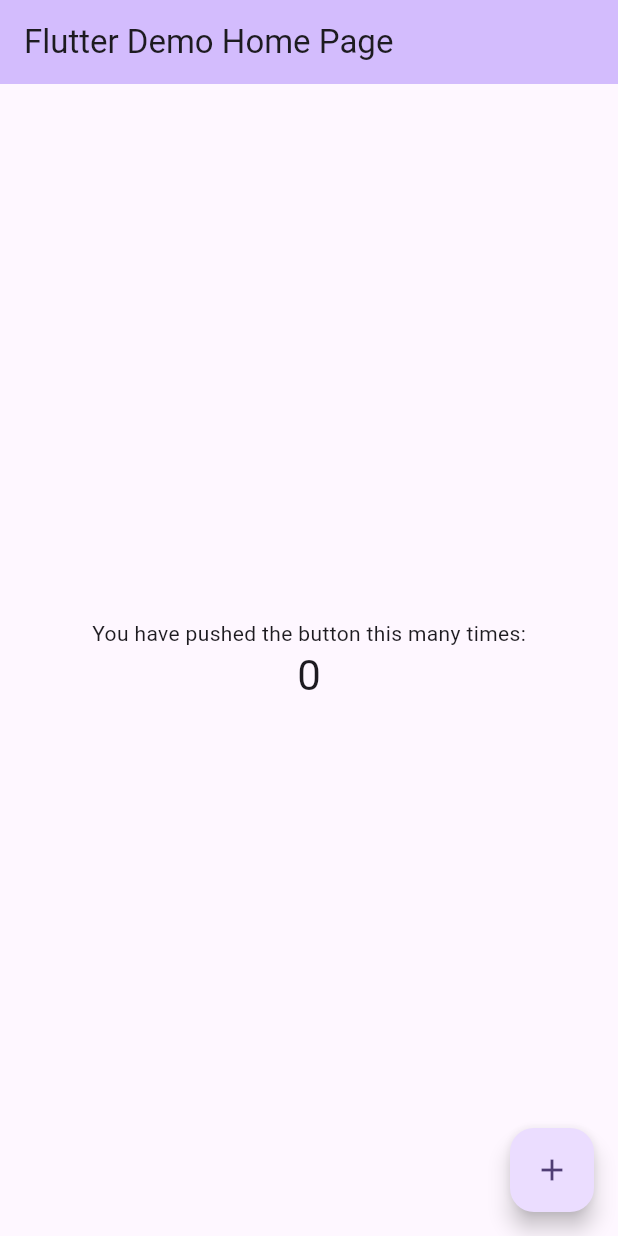
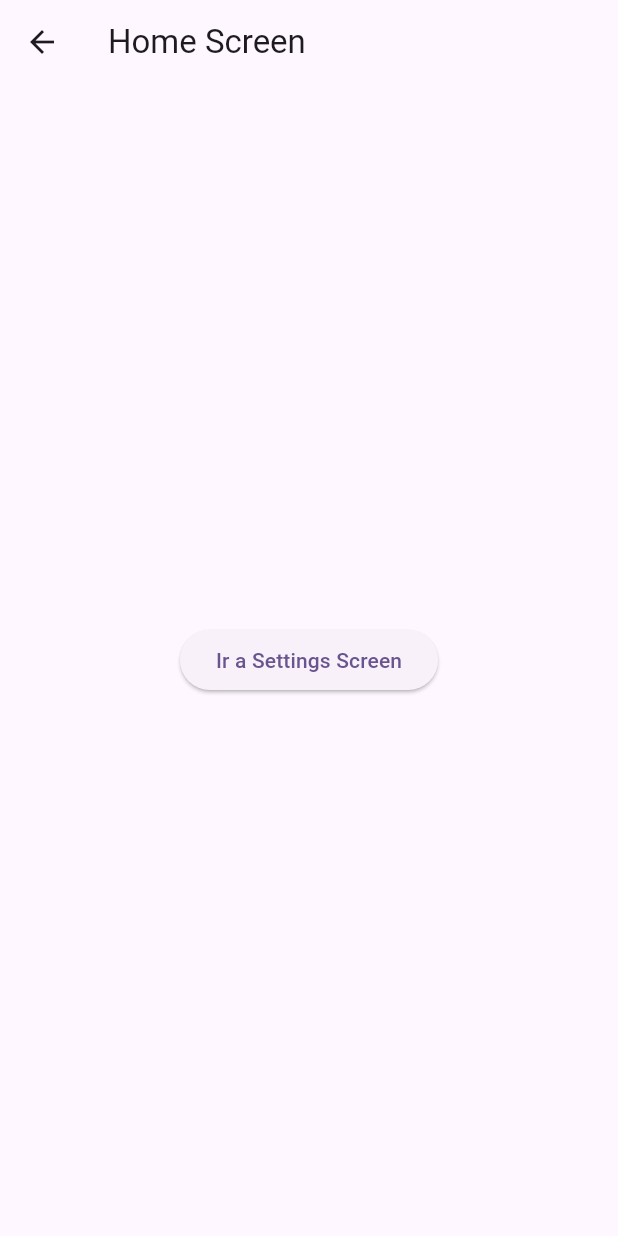
Before and after one commit to jaimetellezb/widget-catalog, a Flutter app: the screen it shows after launch, on a phone screen of 412 x 824 dp. Run offline on Flutter 3.47's test engine with Material 3 defaults, Android fonts, the phone set to English and light mode, and no system bars.

Commit message:
navigator impl

```diff
--- a/lib/main.dart
+++ b/lib/main.dart
@@ -1,4 +1,5 @@
 import 'package:flutter/material.dart';
+import 'package:flutter_widget_catalog/screens/screens.dart';
 
 void main() {
   runApp(const MyApp());
@@ -10,60 +11,18 @@ class MyApp extends StatelessWidget {
   @override
   Widget build(BuildContext context) {
     return MaterialApp(
-      title: 'Flutter Demo',
+      title: 'Flutter Widgets',
+      // definimos la ruta inicial de la aplicación
+      initialRoute: '/home',
+      // configuramos todas las rutas que vamos a tener en la aplicación
+      // llevan un nombre el contexto y el widget de cada vista.
+      routes: <String, WidgetBuilder>{
+        '/home': (BuildContext context) => const HomeScreen(),
+        '/settings': (BuildContext context) => const SettingScreen(),
+      },
       theme: ThemeData(
-        colorScheme: ColorScheme.fromSeed(seedColor: Colors.deepPurple),
-        useMaterial3: true,
-      ),
-      home: const MyHomePage(title: 'Flutter Demo Home Page'),
+          colorScheme: ColorScheme.fromSeed(seedColor: Colors.deepPurple)),
+      home: const HomeScreen(),
     );
   }
 }
-
-class MyHomePage extends StatefulWidget {
-  const MyHomePage({super.key, required this.title});
-
-  final String title;
-
-  @override
-  State<MyHomePage> createState() => _MyHomePageState();
-}
-
-class _MyHomePageState extends State<MyHomePage> {
-  int _counter = 0;
-
-  void _incrementCounter() {
-    setState(() {
-      _counter++;
-    });
-  }
-
-  @override
-  Widget build(BuildContext context) {
-    return Scaffold(
-      appBar: AppBar(
-        backgroundColor: Theme.of(context).colorScheme.inversePrimary,
-        title: Text(widget.title),
-      ),
-      body: Center(
-        child: Column(
-          mainAxisAlignment: MainAxisAlignment.center,
-          children: <Widget>[
-            const Text(
-              'You have pushed the button this many times:',
-            ),
-            Text(
-              '$_counter',
-              style: Theme.of(context).textTheme.headlineMedium,
-            ),
-          ],
-        ),
-      ),
-      floatingActionButton: FloatingActionButton(
-        onPressed: _incrementCounter,
-        tooltip: 'Increment',
-        child: const Icon(Icons.add),
-      ),
-    );
-  }
-}
--- /dev/null
+++ b/lib/screens/home_screen.dart
@@ -0,0 +1,22 @@
+import 'package:flutter/material.dart';
+
+class HomeScreen extends StatelessWidget {
+  const HomeScreen({super.key});
+
+  @override
+  Widget build(BuildContext context) {
+    return Scaffold(
+      appBar: AppBar(
+        title: const Text('Home Screen'),
+      ),
+      body: Center(
+        child: ElevatedButton(
+          onPressed: () {
+            Navigator.pushNamed(context, '/settings');
+          },
+          child: const Text('Ir a Settings Screen'),
+        ),
+      ),
+    );
+  }
+}
--- /dev/null
+++ b/lib/screens/screens.dart
@@ -0,0 +1,5 @@
+/// Archivo de barril
+/// estos archivos son útiles para no tener
+/// múltiples imports de una misma carpeta
+export 'home_screen.dart';
+export 'setting_screen.dart';
--- /dev/null
+++ b/lib/screens/setting_screen.dart
@@ -0,0 +1,22 @@
+import 'package:flutter/material.dart';
+
+class SettingScreen extends StatelessWidget {
+  const SettingScreen({super.key});
+
+  @override
+  Widget build(BuildContext context) {
+    return Scaffold(
+      appBar: AppBar(
+        title: const Text('Settings Screen'),
+      ),
+      body: Center(
+        child: ElevatedButton(
+          onPressed: () {
+            Navigator.pop(context);
+          },
+          child: const Text('volver a Home Screen'),
+        ),
+      ),
+    );
+  }
+}
```
